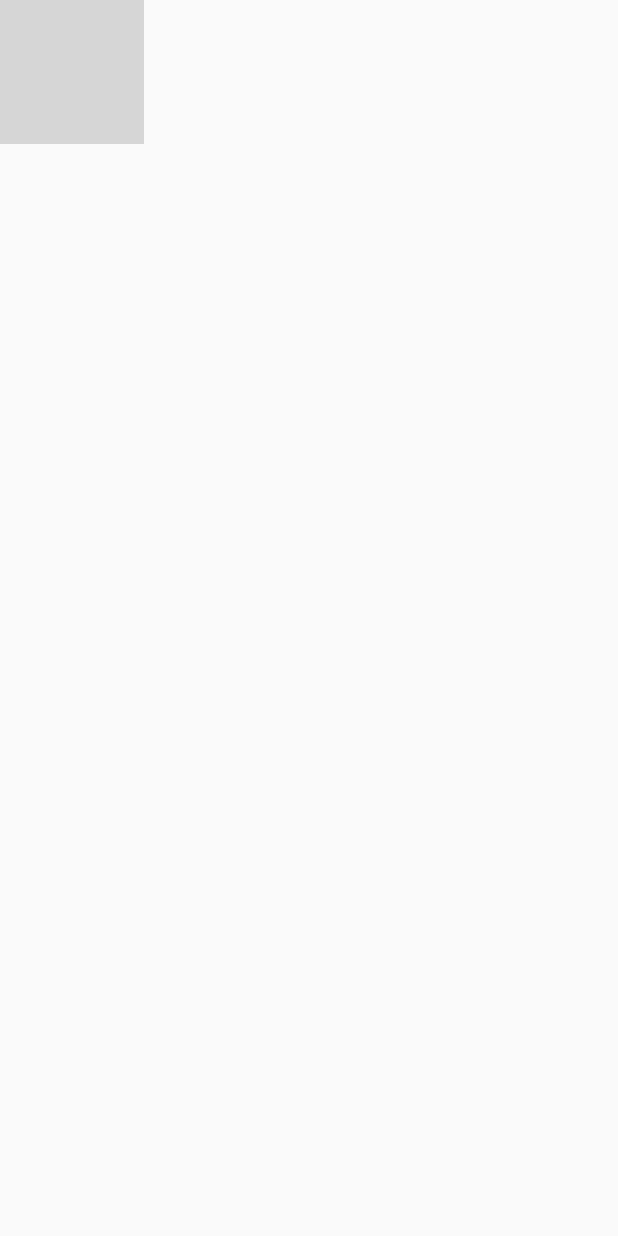
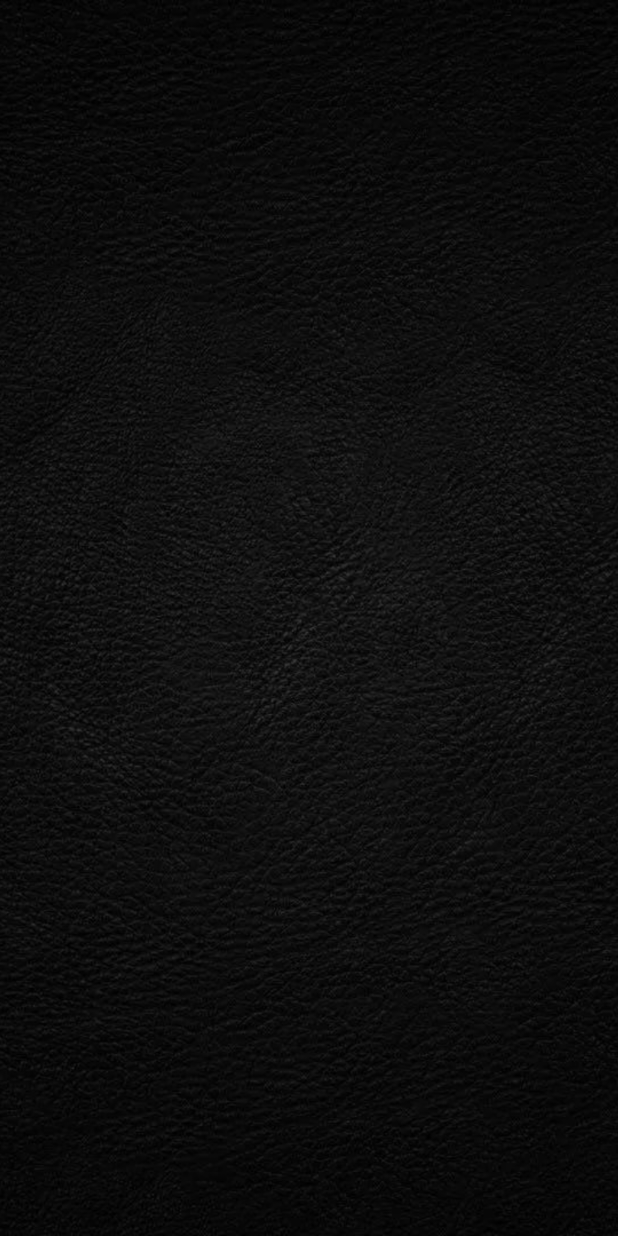
Before and after one commit to BhardwajAkshay/AstroPics, an Android app: the layout splash_screen.xml on its own in the app's theme, with its tools: preview values and no code run, on a phone screen of 412 x 824 dp. Run offline under Robolectric (Android 15) with nearby library versions, the phone set to English and light mode, and no system bars; Roboto replaces fonts that are not available here; grey boxes are pictures that could not be loaded.

Commit message:
Update splash_screen.xml

```diff
--- a/AstroPics/app/src/main/res/layout/splash_screen.xml
+++ b/AstroPics/app/src/main/res/layout/splash_screen.xml
@@ -8,7 +8,7 @@
     <ImageView
             android:id="@+id/splashScreenImage"
             android:contentDescription="SplashScreen"
-            android:src="@drawable/art"
+            android:src="@drawable/img"
             android:scaleType="centerCrop"
             android:rotation="180"
             android:layout_width="wrap_content"
```
